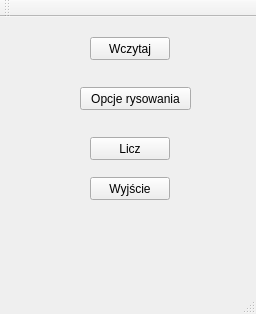
illmoded/madx_nasz, file wiz/mainwindow.ui: the form before one commit.
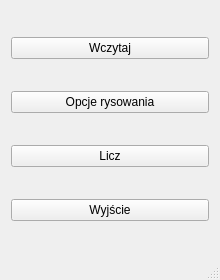
The form after the commit.

```diff
--- a/wiz/mainwindow.ui
+++ b/wiz/mainwindow.ui
@@ -6,66 +6,44 @@
    <rect>
     <x>0</x>
     <y>0</y>
-    <width>256</width>
-    <height>314</height>
+    <width>220</width>
+    <height>280</height>
    </rect>
   </property>
   <property name="windowTitle">
    <string>MainWindow</string>
   </property>
   <widget class="QWidget" name="centralWidget">
+   <layout class="QGridLayout" name="gridLayout_2">
+    <item row="0" column="0">
    <widget class="QPushButton" name="pbwczytaj">
-    <property name="geometry">
-     <rect>
-      <x>90</x>
-      <y>20</y>
-      <width>80</width>
-      <height>23</height>
-     </rect>
-    </property>
     <property name="text">
      <string>Wczytaj</string>
     </property>
    </widget>
+    </item>
+    <item row="1" column="0">
    <widget class="QPushButton" name="pushButton">
-    <property name="geometry">
-     <rect>
-      <x>80</x>
-      <y>70</y>
-      <width>111</width>
-      <height>23</height>
-     </rect>
-    </property>
     <property name="text">
      <string>Opcje rysowania</string>
     </property>
    </widget>
+    </item>
+    <item row="2" column="0">
    <widget class="QPushButton" name="pushButton_2">
-    <property name="geometry">
-     <rect>
-      <x>90</x>
-      <y>120</y>
-      <width>80</width>
-      <height>23</height>
-     </rect>
-    </property>
     <property name="text">
      <string>Licz</string>
     </property>
    </widget>
+    </item>
+    <item row="3" column="0">
    <widget class="QPushButton" name="pushButton_3">
-    <property name="geometry">
-     <rect>
-      <x>90</x>
-      <y>160</y>
-      <width>80</width>
-      <height>23</height>
-     </rect>
-    </property>
     <property name="text">
      <string>Wyjście</string>
     </property>
    </widget>
+    </item>
+   </layout>
   </widget>
   <widget class="QMenuBar" name="menuBar">
    <property name="geometry">
@@ -77,14 +55,6 @@
     </rect>
    </property>
   </widget>
-  <widget class="QToolBar" name="mainToolBar">
-   <attribute name="toolBarArea">
-    <enum>TopToolBarArea</enum>
-   </attribute>
-   <attribute name="toolBarBreak">
-    <bool>false</bool>
-   </attribute>
-  </widget>
   <widget class="QStatusBar" name="statusBar"/>
  </widget>
  <layoutdefault spacing="6" margin="11"/>
```
Left out of the diff: 4 changed lines with no effect on the pictures. Lines whose indentation alone changed are shown as unchanged.
